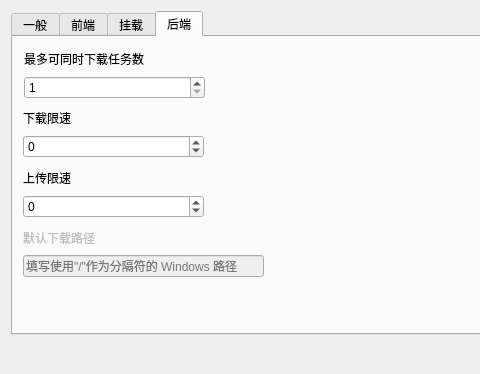
First picture: the form in src/frontend/ui/settings.ui, repository Xinkai/XwareDesktop, before the edit; both pictures show x 0 to 480 and y 0 to 374 of the 930 by 374 pixel window.
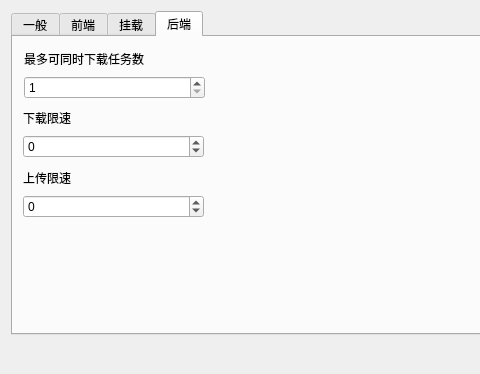
Second picture: the form after the edit. The open tabs and pages were chosen to show the change. Icons and pictures are not drawn.

Commit message: remove all UI elements for defaultDownloadPath. It'll not be implemented soon.

```diff
--- a/src/frontend/ui/settings.ui
+++ b/src/frontend/ui/settings.ui
@@ -476,41 +476,6 @@
         </item>
        </layout>
       </widget>
-      <widget class="QWidget" name="layoutWidget">
-       <property name="geometry">
-        <rect>
-         <x>10</x>
-         <y>190</y>
-         <width>241</width>
-         <height>50</height>
-        </rect>
-       </property>
-       <layout class="QVBoxLayout" name="verticalLayout">
-        <item>
-         <widget class="QLabel" name="label_defaultDownloadPath">
-          <property name="enabled">
-           <bool>false</bool>
-          </property>
-          <property name="text">
-           <string>默认下载路径</string>
-          </property>
-          <property name="buddy">
-           <cstring>lineEdit_defaultDownloadPath</cstring>
-          </property>
-         </widget>
-        </item>
-        <item>
-         <widget class="QLineEdit" name="lineEdit_defaultDownloadPath">
-          <property name="enabled">
-           <bool>false</bool>
-          </property>
-          <property name="placeholderText">
-           <string>填写使用&quot;/&quot;作为分隔符的 Windows 路径</string>
-          </property>
-         </widget>
-        </item>
-       </layout>
-      </widget>
       <widget class="QWidget" name="layoutWidget">
        <property name="geometry">
         <rect>
```
Left out of the diff: 1 changed line with no effect on the pictures.
